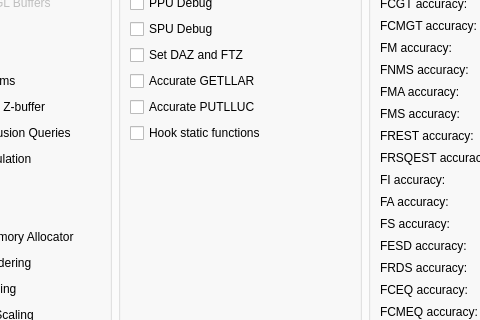
Before: the Qt Designer form rpcs3/rpcs3qt/settings_dialog.ui in Satan86/rpcs3, drawn with Qt 5; both pictures show x 155 to 635 and y 82 to 402 of the 796 by 677 pixel window.
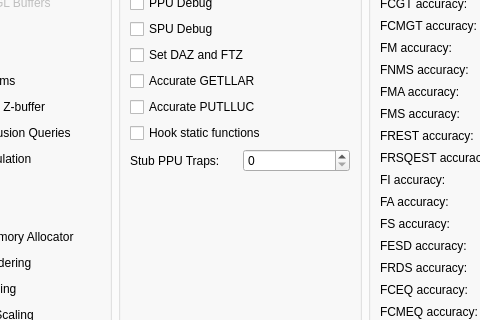
After: the same form once the commit is applied. The open tabs and pages were chosen to show the change. Icons and pictures are not drawn.

Commit message: UI: Stub PPU Trap

Diff of the .ui file:
```diff
--- a/rpcs3/rpcs3qt/settings_dialog.ui
+++ b/rpcs3/rpcs3qt/settings_dialog.ui
@@ -3471,6 +3471,20 @@
               </property>
              </widget>
             </item>
+              <item>
+               <layout class="QHBoxLayout" name="layout_ppu_trap" stretch="0,0">
+                <item>
+               <widget class="QLabel" name="ppu_trap_label">
+                <property name="text">
+                 <string>Stub PPU Traps:</string>
+                  </property>
+                 </widget>
+                </item>
+                <item>
+                 <widget class="QSpinBox" name="ppu_trap"/>
+                </item>
+               </layout>
+              </item>
             <item>
              <spacer name="verticalSpacer">
               <property name="orientation">
```
The commit also changes 2 other files.
